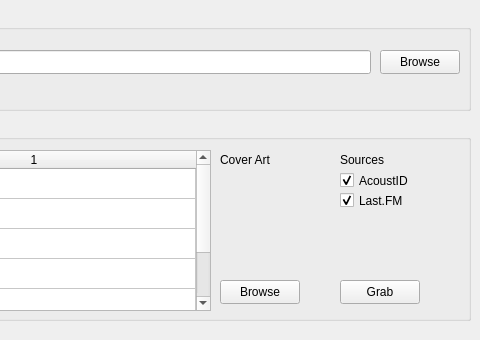
This is mainwindow.ui in dylondark/InTAGrator as Qt 5 draws it before an edit; both pictures show x 160 to 640 and y 0 to 340 of the 640 by 480 pixel window. The edited form follows.
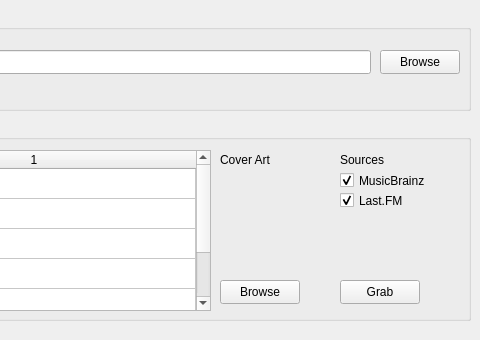
This is the edited form.

Commit message: Call python script from Qt application

Patch:
```diff
--- a/mainwindow.ui
+++ b/mainwindow.ui
@@ -197,12 +197,12 @@
       <rect>
        <x>490</x>
        <y>50</y>
-       <width>76</width>
+       <width>101</width>
        <height>21</height>
       </rect>
      </property>
      <property name="text">
-      <string>AcoustID</string>
+      <string>MusicBrainz</string>
      </property>
      <property name="checked">
       <bool>true</bool>
```
Left out of the diff: 2 changed lines with no effect on the pictures. The commit also changes 2 other files.
